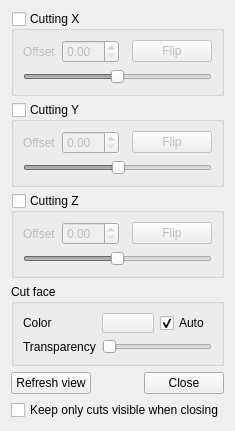
Old version of the form src/Mod/Part/Gui/SectionCutting.ui in the repository southseact-3d/fcd.
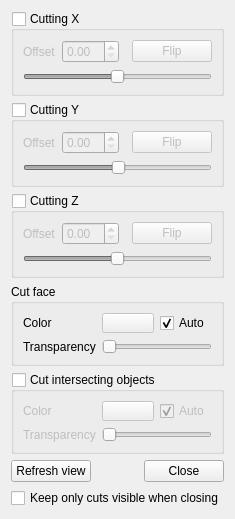
New version of the form. Custom widgets are drawn as their Qt base class.

Commit message:
[Part] extend SectionCutting feature for intersecting objects
- it is a well-known and often feed-backed missing feature that SectionCuttings fails for intersecting objects.
To resolve this, the objects must be put int a BooleanFragments object.
- this PR adds this functionality as option.
- since a BooleanFragments objects has a specific color, the different colors of the objects cannot be preserved. Because of this disadvantage, the BooleanFragments option will not be the default.

- this PR also modernize all for loops

Patch:
```diff
--- a/src/Mod/Part/Gui/SectionCutting.ui
+++ b/src/Mod/Part/Gui/SectionCutting.ui
@@ -7,7 +7,7 @@
     <x>0</x>
     <y>0</y>
     <width>230</width>
-    <height>427</height>
+    <height>514</height>
    </rect>
   </property>
   <property name="maximumSize">
@@ -19,7 +19,7 @@
   <property name="windowTitle">
    <string>Permanent Section Cutting</string>
   </property>
-  <layout class="QGridLayout" name="gridLayout_5">
+  <layout class="QGridLayout" name="gridLayout_6">
    <item row="0" column="0" colspan="3">
     <widget class="QGroupBox" name="groupBoxX">
      <property name="maximumSize">
@@ -358,7 +358,150 @@
      </layout>
     </widget>
    </item>
-   <item row="4" column="0">
+   <item row="4" column="0" colspan="3">
+    <widget class="QGroupBox" name="groupBoxIntersecting">
+     <property name="maximumSize">
+      <size>
+       <width>215</width>
+       <height>16777215</height>
+      </size>
+     </property>
+     <property name="toolTip">
+      <string>Allows to cut objects intersecting each other
+for the price that all cut objects
+will get the same color</string>
+     </property>
+     <property name="title">
+      <string>Cut intersecting objects</string>
+     </property>
+     <property name="checkable">
+      <bool>true</bool>
+     </property>
+     <property name="checked">
+      <bool>false</bool>
+     </property>
+     <layout class="QGridLayout" name="gridLayout_5">
+      <item row="0" column="0">
+       <widget class="QLabel" name="label_9">
+        <property name="minimumSize">
+         <size>
+          <width>0</width>
+          <height>0</height>
+         </size>
+        </property>
+        <property name="toolTip">
+         <string>Color of cut face</string>
+        </property>
+        <property name="text">
+         <string>Color</string>
+        </property>
+       </widget>
+      </item>
+      <item row="0" column="1">
+       <widget class="Gui::PrefColorButton" name="BFragColor">
+        <property name="enabled">
+         <bool>false</bool>
+        </property>
+        <property name="minimumSize">
+         <size>
+          <width>50</width>
+          <height>20</height>
+         </size>
+        </property>
+        <property name="maximumSize">
+         <size>
+          <width>16777215</width>
+          <height>16777215</height>
+         </size>
+        </property>
+        <property name="toolTip">
+         <string>Color for all objects</string>
+        </property>
+        <property name="color">
+         <color>
+          <red>203</red>
+          <green>203</green>
+          <blue>203</blue>
+         </color>
+        </property>
+        <property name="prefEntry" stdset="0">
+         <cstring>DefaultShapeColor</cstring>
+        </property>
+        <property name="prefPath" stdset="0">
+         <cstring>View</cstring>
+        </property>
+       </widget>
+      </item>
+      <item row="0" column="2">
+       <widget class="Gui::PrefCheckBox" name="autoBFColorCB">
+        <property name="minimumSize">
+         <size>
+          <width>0</width>
+          <height>0</height>
+         </size>
+        </property>
+        <property name="toolTip">
+         <string>If checked, the color and transparency
+will be taken from the cut objects.
+Works only properly if all objects
+have the same values.</string>
+        </property>
+        <property name="text">
+         <string>Auto</string>
+        </property>
+        <property name="checked">
+         <bool>true</bool>
+        </property>
+        <property name="prefEntry" stdset="0">
+         <cstring>TwoSideRendering</cstring>
+        </property>
+        <property name="prefPath" stdset="0">
+         <cstring>Mod/Part</cstring>
+        </property>
+       </widget>
+      </item>
+      <item row="1" column="0">
+       <widget class="QLabel" name="label_8">
+        <property name="minimumSize">
+         <size>
+          <width>0</width>
+          <height>0</height>
+         </size>
+        </property>
+        <property name="toolTip">
+         <string>Transparency of cut face</string>
+        </property>
+        <property name="text">
+         <string>Transparency</string>
+        </property>
+       </widget>
+      </item>
+      <item row="1" column="1" colspan="2">
+       <widget class="Gui::PrefSlider" name="BFragTransparencyHS">
+        <property name="enabled">
+         <bool>false</bool>
+        </property>
+        <property name="toolTip">
+         <string notr="true">0 %</string>
+        </property>
+        <property name="maximum">
+         <number>100</number>
+        </property>
+        <property name="orientation">
+         <enum>Qt::Horizontal</enum>
+        </property>
+        <property name="prefEntry" stdset="0">
+         <cstring>DefaultShapeTransparency</cstring>
+        </property>
+        <property name="prefPath" stdset="0">
+         <cstring>View</cstring>
+        </property>
+       </widget>
+      </item>
+     </layout>
+    </widget>
+   </item>
+   <item row="5" column="0">
     <widget class="QPushButton" name="RefreshCutPB">
      <property name="enabled">
       <bool>true</bool>
@@ -371,7 +514,7 @@
      </property>
     </widget>
    </item>
-   <item row="4" column="1">
+   <item row="5" column="1">
     <spacer name="horizontalSpacer_6">
      <property name="orientation">
       <enum>Qt::Horizontal</enum>
@@ -384,7 +527,7 @@
      </property>
     </spacer>
    </item>
-   <item row="4" column="2">
+   <item row="5" column="2">
     <widget class="QDialogButtonBox" name="buttonBox">
      <property name="orientation">
       <enum>Qt::Horizontal</enum>
@@ -394,7 +537,7 @@
      </property>
     </widget>
    </item>
-   <item row="5" column="0" colspan="3">
+   <item row="6" column="0" colspan="3">
     <widget class="QCheckBox" name="keepOnlyCutCB">
      <property name="toolTip">
       <string>When the dialog is closed,
@@ -405,7 +548,7 @@
      </property>
     </widget>
    </item>
-   <item row="6" column="2">
+   <item row="7" column="1">
     <spacer name="verticalSpacer">
      <property name="orientation">
       <enum>Qt::Vertical</enum>
```
Left out of the diff: 47 changed lines with no effect on the pictures. The commit also changes 2 other files.
